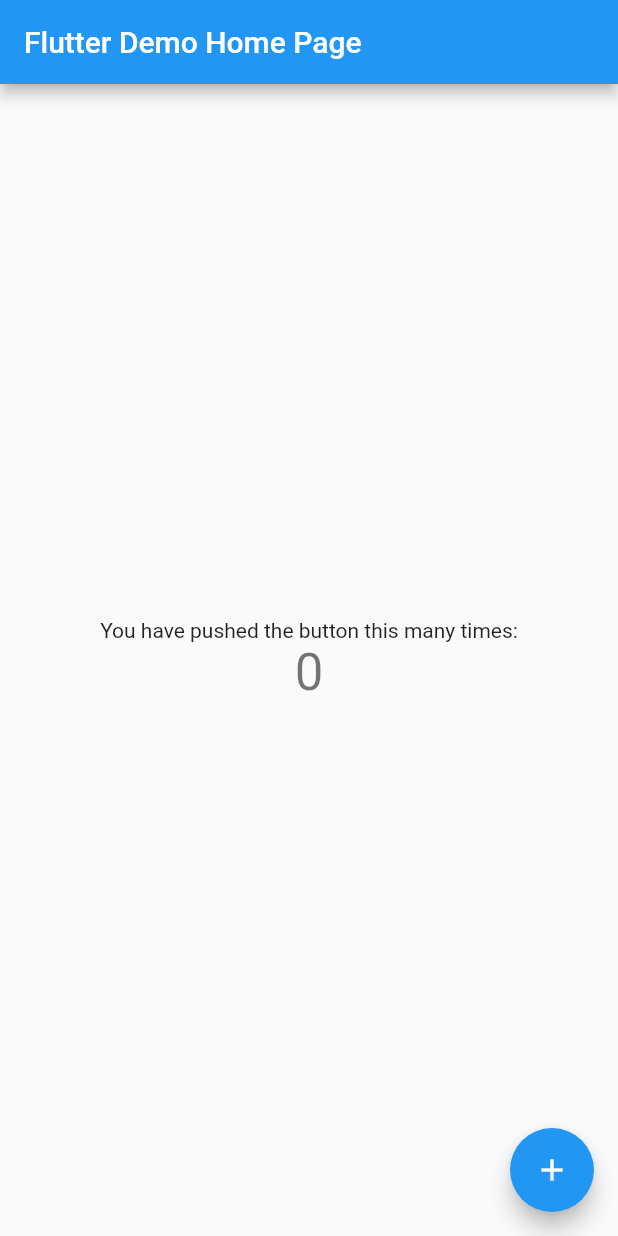
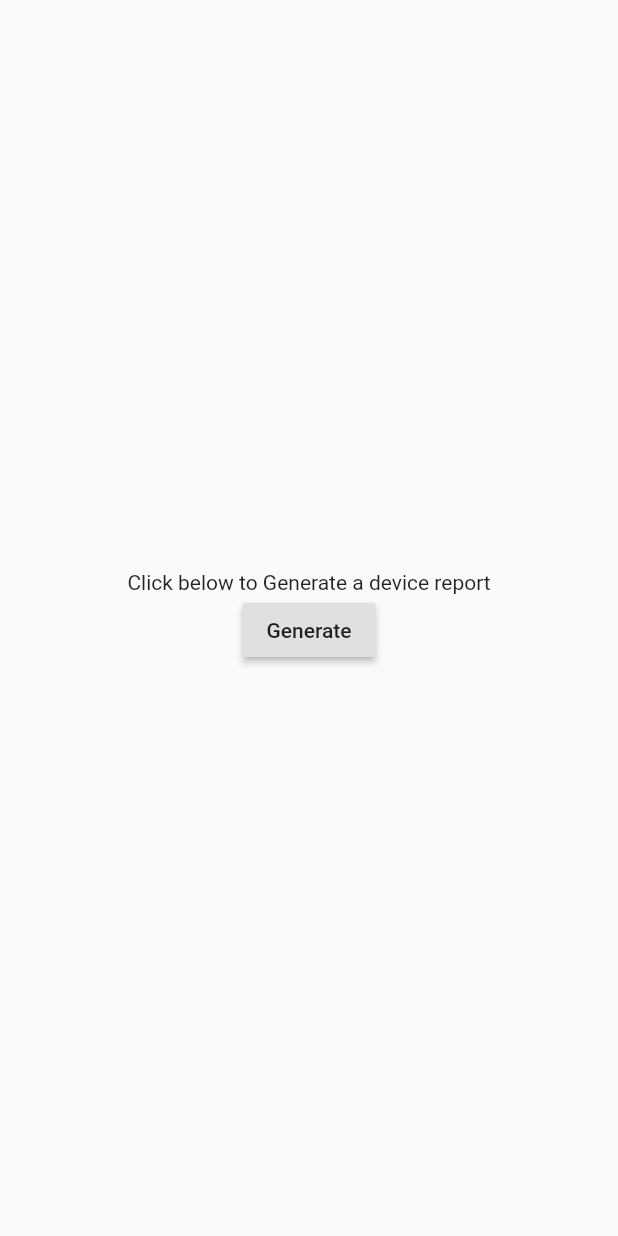
Before and after one commit to TUGTEN/phinfo, a Flutter app: the screen it shows after launch, on a phone screen of 412 x 824 dp. Run offline on Flutter 3.47's test engine with Material 2 defaults, Android fonts, the phone set to English and light mode, and no system bars.

Commit message:
Folder structure init

```diff
--- a/lib/main.dart
+++ b/lib/main.dart
@@ -1,117 +1,6 @@
-import 'package:flutter/material.dart';
+import 'package:flutter/cupertino.dart';
+import 'package:phinfo/phinfo.dart';
 
 void main() {
-  runApp(MyApp());
+  return runApp(PhInfo());
 }
-
-class MyApp extends StatelessWidget {
-  // This widget is the root of your application.
-  @override
-  Widget build(BuildContext context) {
-    return MaterialApp(
-      title: 'Flutter Demo',
-      theme: ThemeData(
-        // This is the theme of your application.
-        //
-        // Try running your application with "flutter run". You'll see the
-        // application has a blue toolbar. Then, without quitting the app, try
-        // changing the primarySwatch below to Colors.green and then invoke
-        // "hot reload" (press "r" in the console where you ran "flutter run",
-        // or simply save your changes to "hot reload" in a Flutter IDE).
-        // Notice that the counter didn't reset back to zero; the application
-        // is not restarted.
-        primarySwatch: Colors.blue,
-        // This makes the visual density adapt to the platform that you run
-        // the app on. For desktop platforms, the controls will be smaller and
-        // closer together (more dense) than on mobile platforms.
-        visualDensity: VisualDensity.adaptivePlatformDensity,
-      ),
-      home: MyHomePage(title: 'Flutter Demo Home Page'),
-    );
-  }
-}
-
-class MyHomePage extends StatefulWidget {
-  MyHomePage({Key key, this.title}) : super(key: key);
-
-  // This widget is the home page of your application. It is stateful, meaning
-  // that it has a State object (defined below) that contains fields that affect
-  // how it looks.
-
-  // This class is the configuration for the state. It holds the values (in this
-  // case the title) provided by the parent (in this case the App widget) and
-  // used by the build method of the State. Fields in a Widget subclass are
-  // always marked "final".
-
-  final String title;
-
-  @override
-  _MyHomePageState createState() => _MyHomePageState();
-}
-
-class _MyHomePageState extends State<MyHomePage> {
-  int _counter = 0;
-
-  void _incrementCounter() {
-    setState(() {
-      // This call to setState tells the Flutter framework that something has
-      // changed in this State, which causes it to rerun the build method below
-      // so that the display can reflect the updated values. If we changed
-      // _counter without calling setState(), then the build method would not be
-      // called again, and so nothing would appear to happen.
-      _counter++;
-    });
-  }
-
-  @override
-  Widget build(BuildContext context) {
-    // This method is rerun every time setState is called, for instance as done
-    // by the _incrementCounter method above.
-    //
-    // The Flutter framework has been optimized to make rerunning build methods
-    // fast, so that you can just rebuild anything that needs updating rather
-    // than having to individually change instances of widgets.
-    return Scaffold(
-      appBar: AppBar(
-        // Here we take the value from the MyHomePage object that was created by
-        // the App.build method, and use it to set our appbar title.
-        title: Text(widget.title),
-      ),
-      body: Center(
-        // Center is a layout widget. It takes a single child and positions it
-        // in the middle of the parent.
-        child: Column(
-          // Column is also a layout widget. It takes a list of children and
-          // arranges them vertically. By default, it sizes itself to fit its
-          // children horizontally, and tries to be as tall as its parent.
-          //
-          // Invoke "debug painting" (press "p" in the console, choose the
-          // "Toggle Debug Paint" action from the Flutter Inspector in Android
-          // Studio, or the "Toggle Debug Paint" command in Visual Studio Code)
-          // to see the wireframe for each widget.
-          //
-          // Column has various properties to control how it sizes itself and
-          // how it positions its children. Here we use mainAxisAlignment to
-          // center the children vertically; the main axis here is the vertical
-          // axis because Columns are vertical (the cross axis would be
-          // horizontal).
-          mainAxisAlignment: MainAxisAlignment.center,
-          children: <Widget>[
-            Text(
-              'You have pushed the button this many times:',
-            ),
-            Text(
-              '$_counter',
-              style: Theme.of(context).textTheme.headline4,
-            ),
-          ],
-        ),
-      ),
-      floatingActionButton: FloatingActionButton(
-        onPressed: _incrementCounter,
-        tooltip: 'Increment',
-        child: Icon(Icons.add),
-      ), // This trailing comma makes auto-formatting nicer for build methods.
-    );
-  }
-}
--- /dev/null
+++ b/lib/pages/generate_page.dart
@@ -0,0 +1,25 @@
+import 'package:flutter/material.dart';
+
+class GeneratePage extends StatelessWidget {
+  const GeneratePage({Key key}) : super(key: key);
+
+  @override
+  Widget build(BuildContext context) {
+    return Scaffold(
+      body: Container(
+        alignment: Alignment.center,
+        child: Column(
+          crossAxisAlignment: CrossAxisAlignment.center,
+          mainAxisAlignment: MainAxisAlignment.center,
+          children: [
+            Text("Click below to Generate a device report"),
+            RaisedButton(
+              child: Text("Generate"),
+              onPressed: () {},
+            ),
+          ],
+        ),
+      ),
+    );
+  }
+}
--- /dev/null
+++ b/lib/phinfo.dart
@@ -0,0 +1,13 @@
+import 'package:flutter/material.dart';
+import 'package:phinfo/pages/generate_page.dart';
+
+class PhInfo extends StatelessWidget {
+  const PhInfo({Key key}) : super(key: key);
+
+  @override
+  Widget build(BuildContext context) {
+    return MaterialApp(
+      debugShowCheckedModeBanner: false,
+    home: GeneratePage());
+  }
+}
```
Also changed, not shown: lib/models/device_info.dart (added, +130 -0 lines), lib/services/file_service.dart (added, +11 -0 lines), pubspec.yaml (+3 -11 lines), lib/services/share_service.dart (added), pubspec.lock, 2 other files.
